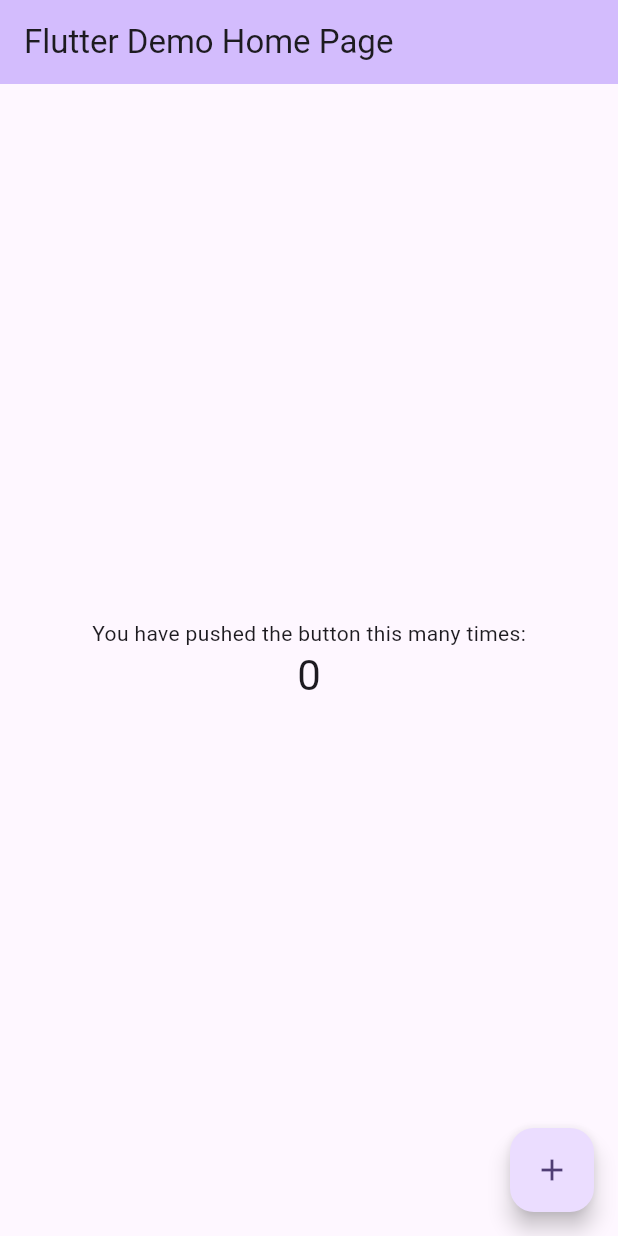
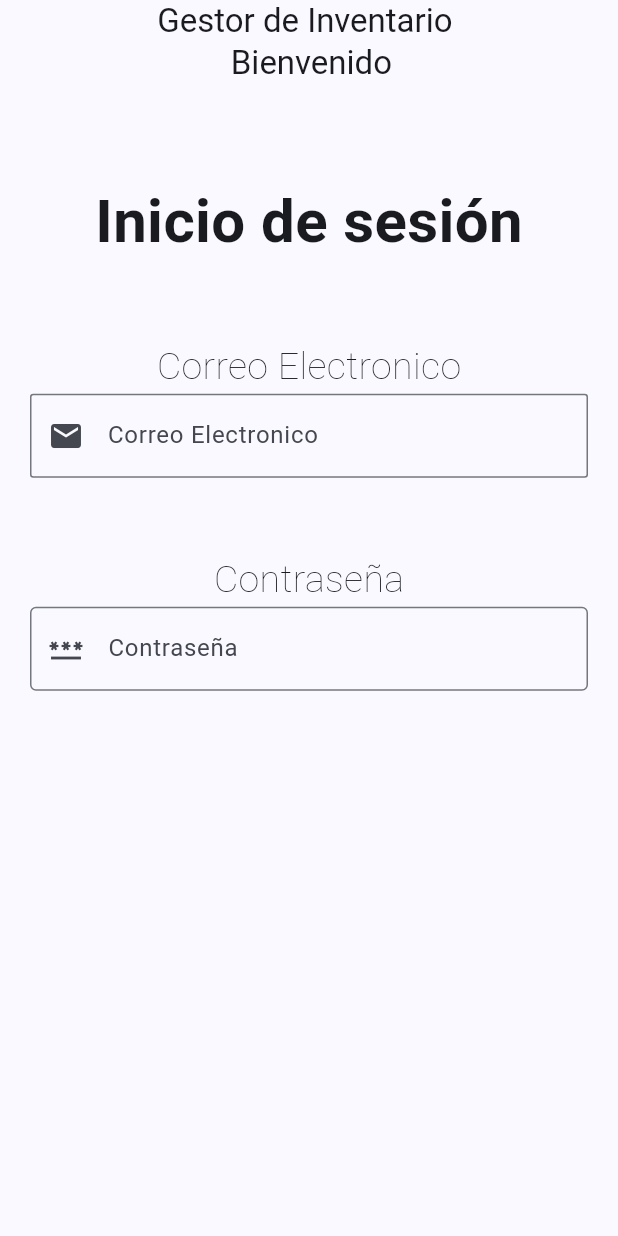
Before and after one commit to MeisLock/gestion_inventario, a Flutter app: the screen it shows after launch, on a phone screen of 412 x 824 dp. Run offline on Flutter 3.47's test engine with Material 3 defaults, Android fonts, the phone set to English and light mode, and no system bars.

Commit message:
Agregar login screen y cambios en main.dart

```diff
--- a/lib/main.dart
+++ b/lib/main.dart
@@ -1,122 +1,26 @@
 import 'package:flutter/material.dart';
+import 'package:gestion_inventario/screens/login_screen.dart';
 
 void main() {
-  runApp(const MyApp());
+
+  runApp(MyApp());
+
 }
 
 class MyApp extends StatelessWidget {
+
   const MyApp({super.key});
-
-  // This widget is the root of your application.
-  @override
-  Widget build(BuildContext context) {
-    return MaterialApp(
-      title: 'Flutter Demo',
-      theme: ThemeData(
-        // This is the theme of your application.
-        //
-        // TRY THIS: Try running your application with "flutter run". You'll see
-        // the application has a purple toolbar. Then, without quitting the app,
-        // try changing the seedColor in the colorScheme below to Colors.green
-        // and then invoke "hot reload" (save your changes or press the "hot
-        // reload" button in a Flutter-supported IDE, or press "r" if you used
-        // the command line to start the app).
-        //
-        // Notice that the counter didn't reset back to zero; the application
-        // state is not lost during the reload. To reset the state, use hot
-        // restart instead.
-        //
-        // This works for code too, not just values: Most code changes can be
-        // tested with just a hot reload.
-        colorScheme: .fromSeed(seedColor: Colors.deepPurple),
-      ),
-      home: const MyHomePage(title: 'Flutter Demo Home Page'),
-    );
-  }
-}
-
-class MyHomePage extends StatefulWidget {
-  const MyHomePage({super.key, required this.title});
-
-  // This widget is the home page of your application. It is stateful, meaning
-  // that it has a State object (defined below) that contains fields that affect
-  // how it looks.
-
-  // This class is the configuration for the state. It holds the values (in this
-  // case the title) provided by the parent (in this case the App widget) and
-  // used by the build method of the State. Fields in a Widget subclass are
-  // always marked "final".
-
-  final String title;
-
-  @override
-  State<MyHomePage> createState() => _MyHomePageState();
-}
-
-class _MyHomePageState extends State<MyHomePage> {
-  int _counter = 0;
-
-  void _incrementCounter() {
-    setState(() {
-      // This call to setState tells the Flutter framework that something has
-      // changed in this State, which causes it to rerun the build method below
-      // so that the display can reflect the updated values. If we changed
-      // _counter without calling setState(), then the build method would not be
-      // called again, and so nothing would appear to happen.
-      _counter++;
-    });
-  }
 
   @override
   Widget build(BuildContext context) {
-    // This method is rerun every time setState is called, for instance as done
-    // by the _incrementCounter method above.
-    //
-    // The Flutter framework has been optimized to make rerunning build methods
-    // fast, so that you can just rebuild anything that needs updating rather
-    // than having to individually change instances of widgets.
-    return Scaffold(
-      appBar: AppBar(
-        // TRY THIS: Try changing the color here to a specific color (to
-        // Colors.amber, perhaps?) and trigger a hot reload to see the AppBar
-        // change color while the other colors stay the same.
-        backgroundColor: Theme.of(context).colorScheme.inversePrimary,
-        // Here we take the value from the MyHomePage object that was created by
-        // the App.build method, and use it to set our appbar title.
-        title: Text(widget.title),
+
+    return MaterialApp(
+      debugShowCheckedModeBanner: false,
+      theme: ThemeData(
+        useMaterial3: true,
+        colorSchemeSeed: Colors.blueAccent,
       ),
-      body: Center(
-        // Center is a layout widget. It takes a single child and positions it
-        // in the middle of the parent.
-        child: Column(
-          // Column is also a layout widget. It takes a list of children and
-          // arranges them vertically. By default, it sizes itself to fit its
-          // children horizontally, and tries to be as tall as its parent.
-          //
-          // Column has various properties to control how it sizes itself and
-          // how it positions its children. Here we use mainAxisAlignment to
-          // center the children vertically; the main axis here is the vertical
-          // axis because Columns are vertical (the cross axis would be
-          // horizontal).
-          //
-          // TRY THIS: Invoke "debug painting" (choose the "Toggle Debug Paint"
-          // action in the IDE, or press "p" in the console), to see the
-          // wireframe for each widget.
-          mainAxisAlignment: .center,
-          children: [
-            const Text('You have pushed the button this many times:'),
-            Text(
-              '$_counter',
-              style: Theme.of(context).textTheme.headlineMedium,
-            ),
-          ],
-        ),
-      ),
-      floatingActionButton: FloatingActionButton(
-        onPressed: _incrementCounter,
-        tooltip: 'Increment',
-        child: const Icon(Icons.add),
-      ),
-    );
+      home: const LoginScreen(),
+      );
   }
 }
--- a/lib/screens/login_screen.dart
+++ b/lib/screens/login_screen.dart
@@ -0,0 +1,61 @@
+import 'package:flutter/material.dart';
+
+class LoginScreen extends StatefulWidget {
+  const LoginScreen({super.key});
+
+  @override
+  State<StatefulWidget> createState() => _LoginScreen();
+}
+
+class _LoginScreen extends State<LoginScreen> {
+  @override
+  Widget build(BuildContext context) {
+    return Scaffold(
+        appBar: AppBar(
+            title: const Text('Gestor de Inventario \n         Bienvenido '),
+            centerTitle: true,
+        ),
+        body:
+            //Center
+            Padding(
+            padding: EdgeInsetsGeometry.all(20),
+            child: Column(
+                mainAxisAlignment: MainAxisAlignment.center,
+                children: [
+                    Text('Inicio de sesión', style: const TextStyle( fontSize: 40, fontWeight: FontWeight.bold),),
+
+                    const SizedBox(height: 50),
+
+                    Text('Correo Electronico', style: const TextStyle(fontSize: 25, fontWeight: FontWeight.w200),),
+
+                    TextFormField(
+                        textAlign: TextAlign.center,
+                        decoration: InputDecoration(
+                            labelText: 'Correo Electronico',
+                            hintText: 'ejemplo@email.com',
+                            prefixIcon: Icon(Icons.email),
+                            border: OutlineInputBorder(borderRadius: BorderRadius.circular(2.2)),
+                        ),
+                    ),
+
+                    const SizedBox(height: 50),
+
+                    Text('Contraseña', style: const TextStyle(fontSize: 25, fontWeight: FontWeight.w200)),
+
+                    TextFormField(
+                        decoration: InputDecoration(
+                            labelText: 'Contraseña',
+                            hintText: 'Contraseña',
+                            prefixIcon: Icon(Icons.password),
+                            border: OutlineInputBorder(),
+                        ),
+                    ),
+
+                    const SizedBox(height: 300),
+
+                ],//Acaba el hijo
+            ),
+        ) ,
+    );
+  }
+}
```
